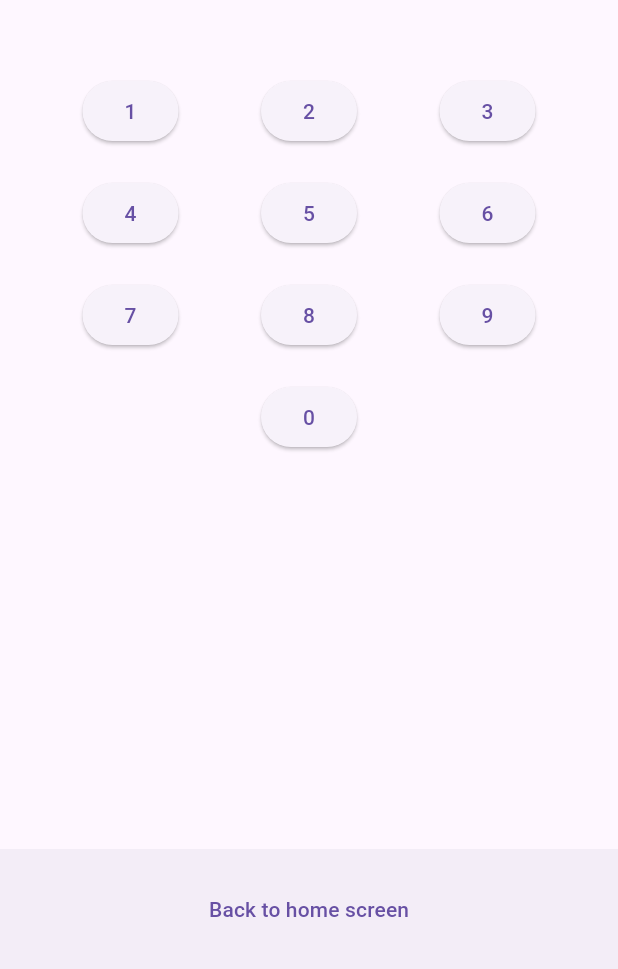
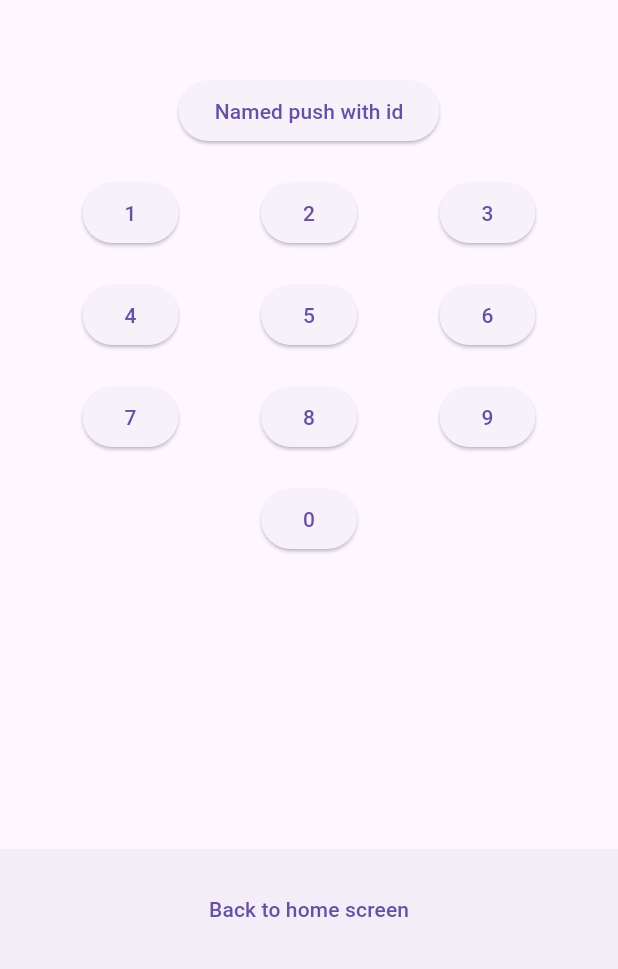
Before and after one commit to mobilesoftcode/route_manager, a Flutter app: the screen it shows after launch, after a tap on "Named push", on a phone screen of 412 x 824 dp, the part 267-1236 px from its top. Run offline on Flutter 3.47's test engine with Material 3 defaults, Android fonts, the phone set to English and light mode, and no system bars.

Commit message:
fix: Fix pushing named route with path parameters

```diff
--- a/example/lib/detail_screen.dart
+++ b/example/lib/detail_screen.dart
@@ -24,6 +24,16 @@ class DetailScreen extends StatelessWidget {
           )),
           Container(
             height: 50,
+          ),
+          ElevatedButton(
+              onPressed: () {
+                RouteManager.of(context).pushNamed(
+                  "/details/12345",
+                );
+              },
+              child: const Text("Named push with id")),
+          const SizedBox(
+            height: 20,
           ),
           NumericKeypad(onPressed: (int value) {
             RouteManager.of(context)
--- a/example/lib/home_screen.dart
+++ b/example/lib/home_screen.dart
@@ -36,6 +36,16 @@ class HomeScreen extends StatelessWidget {
             ),
             ElevatedButton(
                 onPressed: () {
+                  RouteManager.of(context).pushNamed(
+                    "/details/12345",
+                  );
+                },
+                child: const Text("Named push with id")),
+            const SizedBox(
+              height: 20,
+            ),
+            ElevatedButton(
+                onPressed: () {
                   RouteManager.of(context).push(
                     DetailsScreen(
                       struct: SimpleStruct(
--- a/example/lib/main.dart
+++ b/example/lib/main.dart
@@ -9,6 +9,11 @@ final routeManager = RouteManager(
   routesInfo: [
     RouteInfo(name: "/", routeWidget: (args) => const HomeScreen()),
     RouteInfo(name: "/detail", routeWidget: (args) => const DetailScreen()),
+    RouteInfo(
+        name: "/details/:id",
+        routeWidget: (args) => const Scaffold(
+              body: Text("EVVOCI"),
+            )),
     RouteInfo(
         name: "/number-page",
         routeWidget: (args) {
--- a/lib/src/route_delegate.dart
+++ b/lib/src/route_delegate.dart
@@ -432,13 +432,40 @@ class RouteDelegate extends material.RouterDelegate<List<RouteSettingsInfo>>
 
     // Verify if it's path parameter
     if (routeInfo == null) {
-      final nameWithoutLastPathSegment =
-          path.replaceAll(routeSettings.name ?? "", "");
+      AbstractRouteInfo? info;
 
-      if (nameWithoutLastPathSegment.isNotEmpty) {
-        AbstractRouteInfo? info = routeManager.routesInfo.singleWhereOrNull(
-            (element) =>
-                element.name.contains("$nameWithoutLastPathSegment/:"));
+      final pathWithoutLastPathSegment =
+          RouteHelper.removeLastPathSegment(path);
+
+      info = routeManager.routesInfo.singleWhereOrNull((element) {
+        if (!element.name.contains("/:")) {
+          return false;
+        }
+
+        final routeInfoNameWithoutPathParameter =
+            RouteHelper.removeLastPathSegment(element.name);
+        return pathWithoutLastPathSegment
+            .endsWith(routeInfoNameWithoutPathParameter);
+      });
+
+      // final pathWithoutRouteName =
+      //     path.replaceAll(routeSettings.name ?? "", "");
+
+      // if (pathWithoutRouteName.isNotEmpty) {
+      //   info = routeManager.routesInfo.singleWhereOrNull(
+      //       (element) => element.name.contains("$pathWithoutRouteName/:"));
+      // }
+      // if (info == null) {
+      //   var nameWithoutLastPathSegment = routeSettings.name?.replaceAll(
+      //           RouteHelper.getLastPathSegment(routeSettings.name), "") ??
+      //       "";
+      //   if (nameWithoutLastPathSegment.isEmpty) {
+      //     nameWithoutLastPathSegment = "/";
+      //   }
+      //   info = routeManager.routesInfo.singleWhereOrNull((element) =>
+      //       element.name.contains("$nameWithoutLastPathSegment/:"));
+      // }
+
       final pathParameterWithoutColon = RouteHelper.getLastPathSegment(
         info?.name,
       ).replaceAll("/:", "");
@@ -447,7 +474,6 @@ class RouteDelegate extends material.RouterDelegate<List<RouteSettingsInfo>>
       args == null
           ? args = Map.of({pathParameterWithoutColon: pathParameter})
           : args.putIfAbsent(pathParameterWithoutColon, () => pathParameter);
-      }
     }
 
     if (routeInfo != null) {
```
Also changed, not shown: example/pubspec.lock. Lines whose indentation alone changed are shown as unchanged.
